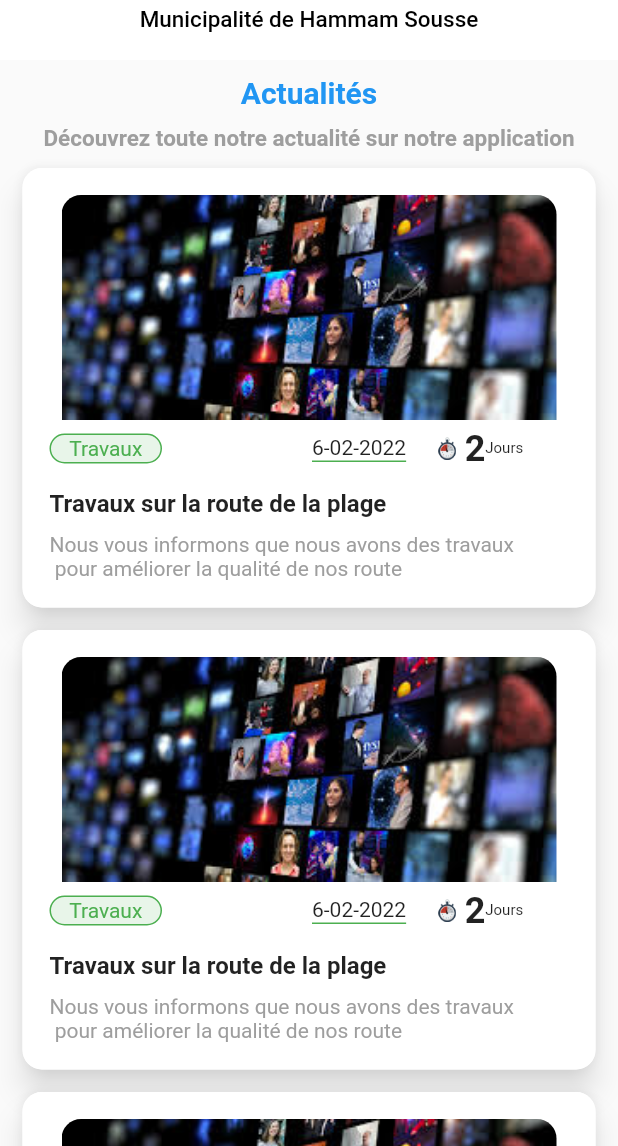
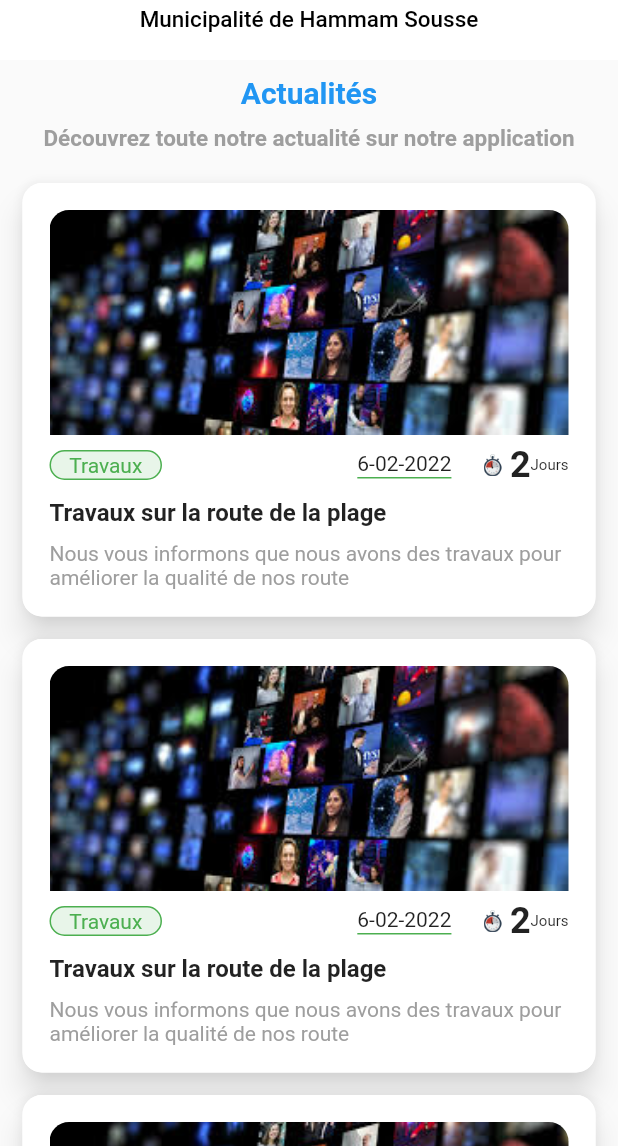
Before and after one commit to aymen2709/news, a Flutter app: the Abs screen opened directly, on a phone screen of 412 x 824 dp, the part 90-1236 px from its top. Run offline on Flutter 3.47's test engine with Material 2 defaults, Android fonts, the phone set to English and light mode, and no system bars; our stand-ins replace flutter_feather_icons, fluttericon, font_awesome_flutter, google_maps_flutter; Roboto replaces fonts that are missing (Brand Bold).

Commit message:
Enhance UI

```diff
--- a/lib/abservations.dart
+++ b/lib/abservations.dart
@@ -3,7 +3,7 @@ import 'package:flutter/src/foundation/key.dart';
 import 'package:flutter/src/widgets/framework.dart';
 
 class Abs extends StatefulWidget {
-  const Abs({ Key ? key}) : super(key: key);
+  const Abs({Key? key}) : super(key: key);
 
   @override
   State<Abs> createState() => _Abs();
@@ -19,7 +19,7 @@ class _Abs extends State<Abs> {
             elevation: 0.0,
             title: Container(
               child: Column(
-              children: <Widget>[
+                children: const <Widget>[
                   SizedBox(
                     height: 7.0,
                   ),
@@ -41,8 +41,8 @@ class _Abs extends State<Abs> {
             centerTitle: true,
             actions: [
               IconButton(
-              padding: EdgeInsets.symmetric(horizontal: 18),
-              icon: Icon(
+                padding: const EdgeInsets.symmetric(horizontal: 18),
+                icon: const Icon(
                   Icons.notifications,
                   color: Colors.blue,
                 ),
@@ -52,36 +52,32 @@ class _Abs extends State<Abs> {
               )
             ],
             backgroundColor: Colors.white),
-  body:Column(
+        body: Column(
             //mainAxisAlignment: MainAxisAlignment.center,
             children: [
-      SizedBox(
+              const SizedBox(
                 height: 10,
               ),
-      Text('Actualités',
-          style: TextStyle(
-              color: Colors.blue,
-              fontWeight: FontWeight.bold,
-              fontSize: 20.0)),
-      SizedBox(
+              const Text('Actualités',
+                  style: TextStyle(color: Colors.blue, fontWeight: FontWeight.bold, fontSize: 20.0)),
+              const SizedBox(
                 height: 10,
               ),
-      Text('Découvrez toute notre actualité sur notre application',
-          style: TextStyle(
-              color: Colors.grey,
-              fontWeight: FontWeight.bold,
-              fontSize: 15.0)),
-  Expanded(child:
-      ListView.builder(
-   padding: EdgeInsets.symmetric(horizontal: 11),
-
+              Container(
+                padding: const EdgeInsets.symmetric(horizontal: 11),
+                child: const Text('Découvrez toute notre actualité sur notre application',
+                    textAlign: TextAlign.center,
+                    style: TextStyle(color: Colors.grey, fontWeight: FontWeight.bold, fontSize: 15.0)),
+              ),
+              Expanded(
+                  child: ListView.builder(
+                      padding: const EdgeInsets.symmetric(horizontal: 11, vertical: 10),
                       shrinkWrap: true,
                       itemCount: 3,
                       itemBuilder: (BuildContext context, int index) {
                         return Container(
                             child: Column(children: [
-
-      SizedBox(
+                          const SizedBox(
                             height: 7,
                           ),
                           Card(
@@ -89,26 +85,27 @@ class _Abs extends State<Abs> {
                             shadowColor: Colors.grey[50],
                             shape: OutlineInputBorder(
                                 borderRadius: BorderRadius.circular(13),
-                borderSide: BorderSide(color: Colors.white)),
-            child:Padding(
-              padding: EdgeInsets.all(18),
-
-              child:Column(
-                children:[
+                                borderSide: const BorderSide(color: Colors.white)),
+                            child: Padding(
+                                padding: const EdgeInsets.all(18),
+                                child: Column(crossAxisAlignment: CrossAxisAlignment.start, children: [
+                                  /// Image news
                                   Container(
-                    width: 330.0,
                                     height: 150.0,
-                    decoration: BoxDecoration(
+                                    decoration: const BoxDecoration(
                                       image: DecorationImage(
                                           fit: BoxFit.cover, image: AssetImage('assets/images/news.jpg')),
-                      borderRadius: BorderRadius.only (topRight: Radius.circular(13.0),
-                          topLeft: Radius.circular(13.0)),
+                                      borderRadius: BorderRadius.only(
+                                          topRight: Radius.circular(13.0), topLeft: Radius.circular(13.0)),
                                     ),
                                   ),
+                                  const SizedBox(height: 6),
 
+                                  /// Tag, date, time
                                   Row(
+                                    mainAxisAlignment: MainAxisAlignment.spaceBetween,
                                     children: [
-                      SizedBox(height:38),
+                                      /// TAG
                                       Container(
                                         //padding: EdgeInsets.symmetric(vertical: ),
                                         decoration: BoxDecoration(
@@ -119,77 +116,74 @@ class _Abs extends State<Abs> {
                                         width: 75,
                                         height: 20,
                                         alignment: Alignment.center,
-                        child: Text(
+                                        child: const Text(
                                           "Travaux",
                                           style: TextStyle(color: Colors.green, fontSize: 14),
                                         ),
                                       ),
-                      SizedBox(width: 100),
+
+                                      /// Date and time
+                                      Row(
+                                        children: [
                                           Container(
-                        padding: EdgeInsets.only(
-                          bottom: 1, // This can be the space you need between text and underline
+                                            padding: const EdgeInsets.only(
+                                              bottom:
+                                                  1, // This can be the space you need between text and underline
                                             ),
-                        decoration: BoxDecoration(
-                            border: Border(bottom: BorderSide(
+                                            decoration: const BoxDecoration(
+                                                border: Border(
+                                                    bottom: BorderSide(
                                               color: Colors.green,
                                               width: 1.0, // This would be the width of the underline
-                            ))
+                                            ))),
+                                            child: const Text(
+                                              "6-02-2022",
+                                              style: TextStyle(
+                                                fontSize: 14,
                                               ),
-                        child: Text(
-                          "6-02-2022",style: TextStyle(fontSize: 14,)
-                          ,),),
-
-                      SizedBox(width: 20),
-                      Image(
+                                            ),
+                                          ),
+                                          const SizedBox(width: 20),
+                                          const Image(
                                             image: AssetImage('assets/images/clock.png'),
                                             width: 15.0,
                                             height: 15.0,
                                           ),
-                      SizedBox(width: 4),
-                      Text("2",
-                        style: TextStyle(
-                            fontWeight: FontWeight.bold,
-                            fontSize: 24
+                                          const SizedBox(width: 4),
+                                          const Text(
+                                            "2",
+                                            style: TextStyle(fontWeight: FontWeight.bold, fontSize: 24),
                                           ),
+                                          const SizedBox(
+                                            height: 20,
                                           ),
-                      SizedBox(height: 20,),
-                      Text("Jours",
+                                          const Text(
+                                            "Jours",
                                             style: TextStyle(fontSize: 10),
                                           )
                                         ],
-                  ),
-                  SizedBox(height: 8),
-
-                  Row(
-                    children: [
-                      Text("Travaux sur la route de la plage",
-                        style: TextStyle(fontSize: 16,fontWeight: FontWeight.bold),
-                      ),
+                                      )
                                     ],
                                   ),
-                  SizedBox(height: 10),
+                                  const SizedBox(height: 8),
 
-                  Row(
-                    children: [
-                      Text("Nous vous informons que nous avons des travaux \n pour améliorer la qualité de nos route",
+                                  /// Article title
+                                  const Text(
+                                    "Travaux sur la route de la plage",
+                                    style: TextStyle(fontSize: 16, fontWeight: FontWeight.bold),
+                                  ),
+                                  const SizedBox(height: 10),
+
+                                  const Text(
+                                    "Nous vous informons que nous avons des travaux pour améliorer la qualité de nos route",
                                     style: TextStyle(
                                       color: Colors.grey,
-
                                     ),
                                   ),
-                    ],
-                  ),
-                ]
+                                ])),
                           )
-
-            ),
-
-          )
-
-
-
                         ]));
-    }))])
-    );
+                      })),
+            ]));
   }
 }
--- a/lib/main.dart
+++ b/lib/main.dart
@@ -19,7 +19,7 @@ class MyApp extends StatelessWidget {
           scaffoldBackgroundColor: Colors.white),
       initialRoute: HomeScreen.idScreen,
       routes: {
-        HomeScreen.idScreen: (context) => HomeScreen(),
+        HomeScreen.idScreen: (context) => const Abs(),
       },
       debugShowCheckedModeBanner: false,
     );
```
Also changed, not shown: lib/homeScreen.dart (+99 -147 lines). Lines whose indentation alone changed are shown as unchanged.
